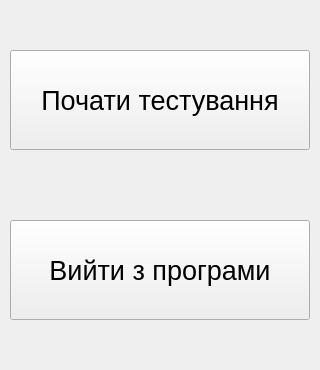
This is TestPaperProgram/MainWindow.ui in AndrryArmor/SP_TestPaper as Qt 5 draws it before an edit. The edited form follows.
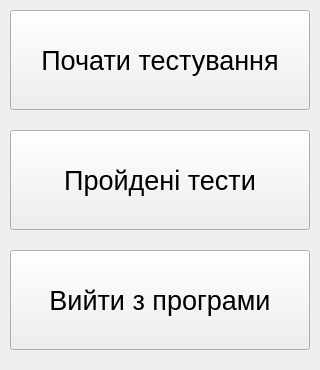
This is the edited form.

Commit message: Adds reading test results from files and fixes minor errors

```diff
--- a/TestPaperProgram/MainWindow.ui
+++ b/TestPaperProgram/MainWindow.ui
@@ -39,7 +39,7 @@
     <property name="geometry">
      <rect>
       <x>10</x>
-      <y>50</y>
+      <y>10</y>
       <width>300</width>
       <height>100</height>
      </rect>
@@ -57,7 +57,7 @@
     <property name="geometry">
      <rect>
       <x>10</x>
-      <y>220</y>
+      <y>250</y>
       <width>300</width>
       <height>100</height>
      </rect>
@@ -71,6 +71,24 @@
      <string>Вийти з програми</string>
     </property>
    </widget>
+   <widget class="QPushButton" name="ButtonViewTestResults">
+    <property name="geometry">
+     <rect>
+      <x>10</x>
+      <y>130</y>
+      <width>300</width>
+      <height>100</height>
+     </rect>
+    </property>
+    <property name="font">
+     <font>
+      <pointsize>20</pointsize>
+     </font>
+    </property>
+    <property name="text">
+     <string>Пройдені тести</string>
+    </property>
+   </widget>
   </widget>
  </widget>
  <resources/>
```
The commit also changes 14 other files.
